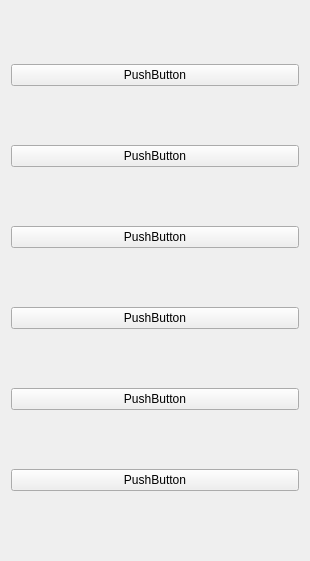
Qt form OBDCU/src/View/actionsidebar.ui (z1230601/BAKK_Prodanovic_Zaric_OBD) before a commit.
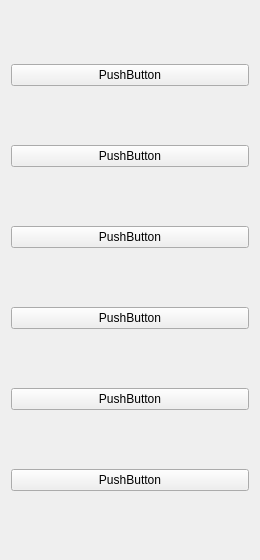
The same form after that commit.

Diff of the .ui file:
```diff
--- a/OBDCU/src/View/actionsidebar.ui
+++ b/OBDCU/src/View/actionsidebar.ui
@@ -6,8 +6,8 @@
    <rect>
     <x>0</x>
     <y>0</y>
-    <width>310</width>
-    <height>561</height>
+    <width>260</width>
+    <height>560</height>
    </rect>
   </property>
   <property name="windowTitle">
```
